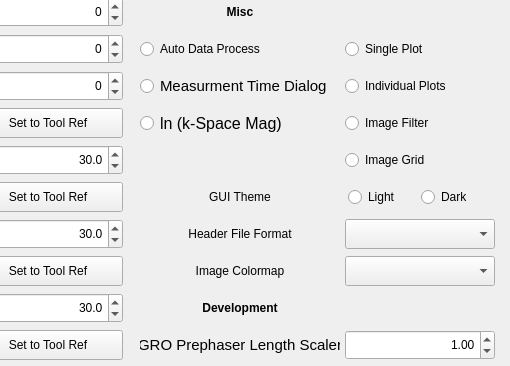
The window that Applications/relax2/ui/config.ui (OpenMRI/ocra) describes before a commit, drawn with Qt 5; both pictures show x 250 to 760 and y 454 to 820 of the 760 by 820 pixel window.
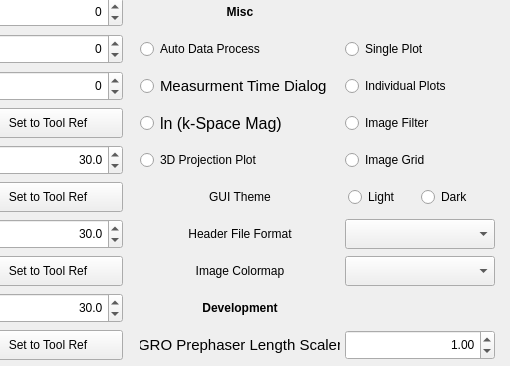
The same window after the commit.

What changed in the file:
```diff
--- a/Applications/relax2/ui/config.ui
+++ b/Applications/relax2/ui/config.ui
@@ -2099,6 +2099,25 @@
       </property>
      </widget>
     </item>
+    <item row="29" column="5">
+     <widget class="QRadioButton" name="Projection3D_radioButton">
+      <property name="minimumSize">
+       <size>
+        <width>200</width>
+        <height>30</height>
+       </size>
+      </property>
+      <property name="maximumSize">
+       <size>
+        <width>200</width>
+        <height>30</height>
+       </size>
+      </property>
+      <property name="text">
+       <string>3D Projection Plot</string>
+      </property>
+     </widget>
+    </item>
    </layout>
   </widget>
  </widget>
```
